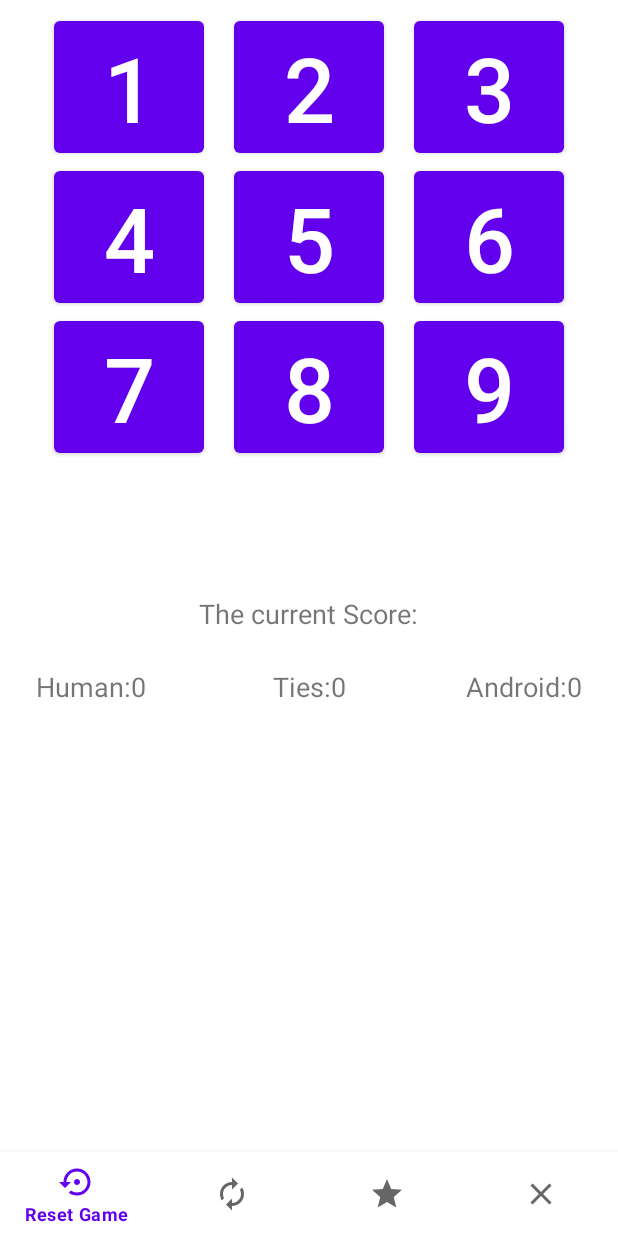
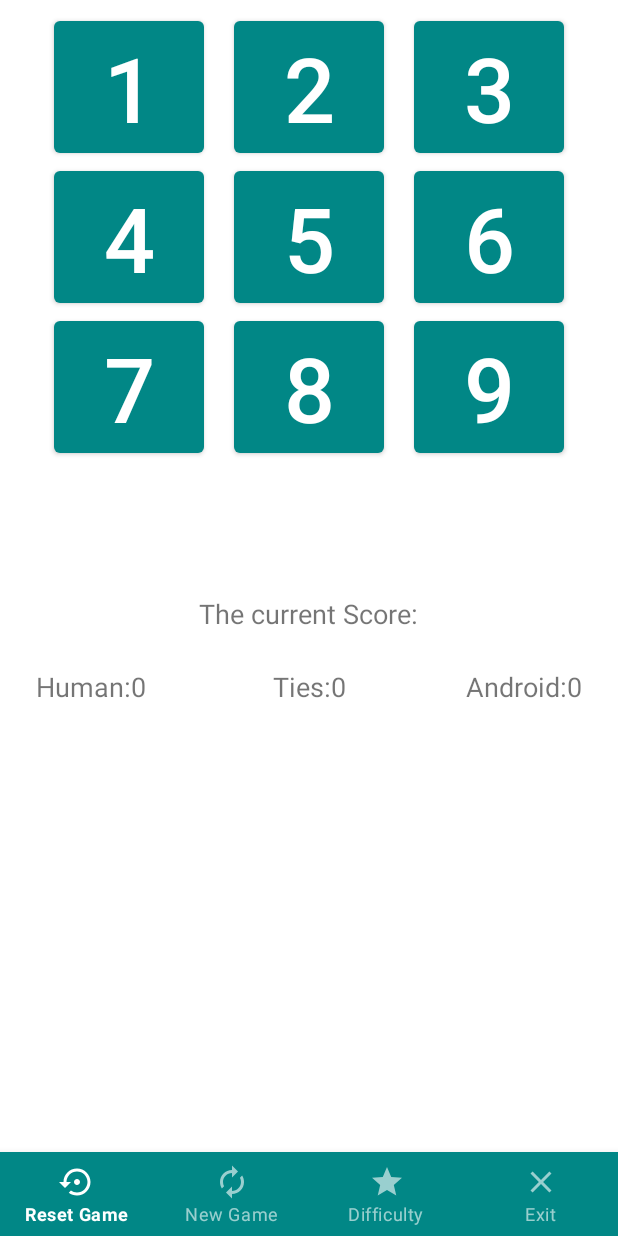
Before and after one commit to LeonardoMercado/talleres_DADM-2021-2, an Android app: the layout activity_main.xml on its own in the app's theme, with its tools: preview values and no code run, on a phone screen of 412 x 824 dp. Run offline under Robolectric (Android 15) with nearby library versions, the phone set to English and light mode, and no system bars.

Commit message:
Se deja los lbls del menu por defecto visibles

```diff
--- a/02_Reto_4_Tic_Tac_Toe/app/src/main/res/layout/activity_main.xml
+++ b/02_Reto_4_Tic_Tac_Toe/app/src/main/res/layout/activity_main.xml
@@ -184,10 +184,12 @@
         android:id="@+id/bottomNavigationView"
         android:layout_width="0dp"
         android:layout_height="56dp"
+        style="@style/Widget.MaterialComponents.BottomNavigationView.Colored"
         app:layout_constraintBottom_toBottomOf="parent"
         app:layout_constraintEnd_toEndOf="parent"
         app:layout_constraintHorizontal_bias="0.0"
         app:layout_constraintStart_toStartOf="parent"
-        app:menu="@menu/botton_menu" />
+        app:menu="@menu/botton_menu"
+        app:labelVisibilityMode="labeled"/>
 
 </androidx.constraintlayout.widget.ConstraintLayout>
--- a/02_Reto_4_Tic_Tac_Toe/app/src/main/res/values/themes.xml
+++ b/02_Reto_4_Tic_Tac_Toe/app/src/main/res/values/themes.xml
@@ -2,8 +2,8 @@
     <!-- Base application theme. -->
     <style name="Theme.Tictactoe" parent="Theme.MaterialComponents.DayNight.DarkActionBar">
         <!-- Primary brand color. -->
-        <item name="colorPrimary">@color/purple_500</item>
-        <item name="colorPrimaryVariant">@color/purple_700</item>
+        <item name="colorPrimary">@color/teal_700</item>
+        <item name="colorPrimaryVariant">@color/teal_700</item>
         <item name="colorOnPrimary">@color/white</item>
         <!-- Secondary brand color. -->
         <item name="colorSecondary">@color/teal_200</item>
```
